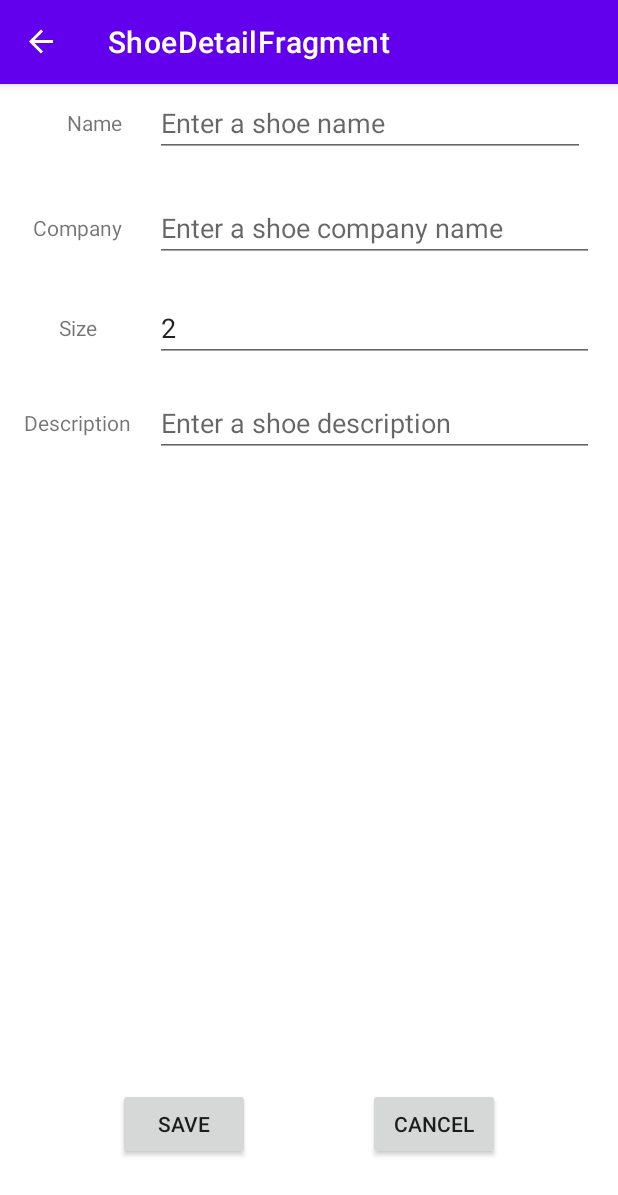
After one commit to graffiti75/ShoeStoreInventoryApp, an Android app: the ShoeDetailFragment screen opened through its navigation route, on a phone screen of 412 x 824 dp. The commit adds this screen. Shown: the top 1195 px of the screen. Run offline under Robolectric (Android 15) with nearby library versions, the phone set to English and light mode, and no system bars; our stand-ins replace data binding, navigation-ui.

Commit message:
Shoe Detail screen created

```diff
--- /dev/null
+++ b/app/src/main/java/com/graffiti75/shoedetail/ShoeDetailFragment.kt
@@ -0,0 +1,49 @@
+package com.graffiti75.shoedetail
+
+import android.os.Bundle
+import android.view.LayoutInflater
+import android.view.View
+import android.view.ViewGroup
+import android.widget.Toast
+import androidx.databinding.DataBindingUtil
+import androidx.fragment.app.Fragment
+import androidx.navigation.fragment.findNavController
+import com.graffiti75.shoestore.R
+import com.graffiti75.shoestore.databinding.FragmentShoeDetailBinding
+
+class ShoeDetailFragment : Fragment() {
+
+    override fun onCreateView(
+        inflater: LayoutInflater, container: ViewGroup?,
+        savedInstanceState: Bundle?
+    ): View? {
+        val binding: FragmentShoeDetailBinding = DataBindingUtil.inflate(
+            inflater, R.layout.fragment_shoe_detail, container, false
+        )
+
+        var name = ""
+        var company = ""
+        var size = -1
+
+        binding.cancelButton.setOnClickListener {
+            findNavController().navigate(ShoeDetailFragmentDirections.actionShoeDetailFragmentToShoeListFragment(
+                name,
+                company,
+                size.toString().toInt()
+            ))
+        }
+
+        binding.saveButton.setOnClickListener {
+            name = binding.shoeNameEditText.text.toString()
+            company = binding.shoeCompanyEditText.text.toString()
+            size = binding.shoeSizeEditText.text.toString().toInt()
+            findNavController().navigate(ShoeDetailFragmentDirections.actionShoeDetailFragmentToShoeListFragment(
+                name,
+                company,
+                size
+            ))
+        }
+
+        return binding.root
+    }
+}
--- /dev/null
+++ b/app/src/main/java/com/graffiti75/shoestore/Shoe.kt
@@ -0,0 +1,8 @@
+package com.graffiti75.shoestore
+
+data class Shoe(
+    var name: String = "",
+    var company: String = "",
+    var size: Int = 2,
+    var description: String = ""
+)
--- a/app/src/main/java/com/graffiti75/shoestore/instruction/InstructionFragment.kt
+++ b/app/src/main/java/com/graffiti75/shoestore/instruction/InstructionFragment.kt
@@ -22,7 +22,8 @@ class InstructionFragment : Fragment() {
         )
 
         binding.shoeListButton.setOnClickListener {
-            findNavController().navigate(InstructionFragmentDirections.actionInstructionFragmentToShoeListFragment())
+            findNavController().navigate(InstructionFragmentDirections
+                .actionInstructionFragmentToShoeListFragment("", "", -1))
         }
 
         return binding.root
--- a/app/src/main/java/com/graffiti75/shoestore/shoelist/ShoeListFragment.kt
+++ b/app/src/main/java/com/graffiti75/shoestore/shoelist/ShoeListFragment.kt
@@ -23,13 +23,18 @@ class ShoeListFragment : Fragment() {
         )
 
         binding.fab.setOnClickListener {
-//            findNavController().navigate(ShoeListFragmentDirections.actionWelcomeFragmentToInstructionFragment())
-            Toast.makeText(requireActivity(), "---", Toast.LENGTH_LONG).show()
+            findNavController().navigate(ShoeListFragmentDirections.actionShoeListFragmentToShoeDetailFragment())
         }
 
         // The usage of an interface lets you inject your own implementation
         val menuHost: MenuHost = requireActivity()
         addMenu(menuHost)
+
+        val args = ShoeListFragmentArgs.fromBundle(requireArguments())
+        val name = args.name
+        val company = args.company
+        val size = args.size
+
         return binding.root
     }
 
--- /dev/null
+++ b/app/src/main/res/layout/fragment_shoe_detail.xml
@@ -0,0 +1,153 @@
+<?xml version="1.0" encoding="utf-8"?>
+<layout xmlns:android="http://schemas.android.com/apk/res/android"
+    xmlns:app="http://schemas.android.com/apk/res-auto"
+    xmlns:tools="http://schemas.android.com/tools">
+
+    <data></data>
+
+    <androidx.constraintlayout.widget.ConstraintLayout
+        android:layout_width="match_parent"
+        android:layout_height="match_parent"
+        tools:context=".shoedetail.ShoeDetailFragment">
+
+        <TextView
+            android:id="@+id/shoe_name__text_view"
+            android:layout_width="wrap_content"
+            android:layout_height="wrap_content"
+            android:layout_marginStart="16dp"
+            android:layout_marginTop="16dp"
+            android:layout_marginEnd="16dp"
+            android:text="@string/shoe_name_label"
+            app:layout_constraintEnd_toStartOf="@+id/shoe_name__edit_text"
+            app:layout_constraintStart_toStartOf="@+id/shoe_company__text_view"
+            app:layout_constraintTop_toTopOf="parent" />
+
+        <EditText
+            android:id="@+id/shoe_name__edit_text"
+            android:layout_width="0dp"
+            android:layout_height="wrap_content"
+            android:layout_marginEnd="16dp"
+            android:ems="10"
+            android:hint="@string/shoe_name_hint"
+            android:inputType="textPersonName"
+            app:layout_constraintBottom_toBottomOf="@+id/shoe_name__text_view"
+            app:layout_constraintEnd_toEndOf="parent"
+            app:layout_constraintHorizontal_bias="0.2"
+            app:layout_constraintStart_toEndOf="@+id/shoe_name__text_view"
+            app:layout_constraintTop_toTopOf="@+id/shoe_name__text_view" />
+
+        <TextView
+            android:id="@+id/shoe_company__text_view"
+            android:layout_width="wrap_content"
+            android:layout_height="wrap_content"
+            android:layout_marginStart="16dp"
+            android:layout_marginTop="16dp"
+            android:layout_marginEnd="16dp"
+            android:text="@string/shoe_company_label"
+            app:layout_constraintBottom_toBottomOf="parent"
+            app:layout_constraintEnd_toStartOf="@+id/shoe_company__edit_text"
+            app:layout_constraintStart_toStartOf="parent"
+            app:layout_constraintTop_toBottomOf="@+id/shoe_name__text_view"
+            app:layout_constraintVertical_bias="0.05" />
+
+        <EditText
+            android:id="@+id/shoe_company__edit_text"
+            android:layout_width="0dp"
+            android:layout_height="wrap_content"
+            android:layout_marginEnd="16dp"
+            android:ems="10"
+            android:hint="@string/shoe_company_hint"
+            android:inputType="textPersonName"
+            app:layout_constraintBottom_toBottomOf="@+id/shoe_company__text_view"
+            app:layout_constraintEnd_toEndOf="parent"
+            app:layout_constraintHorizontal_bias="0.2"
+            app:layout_constraintStart_toEndOf="@+id/shoe_company__text_view"
+            app:layout_constraintStart_toStartOf="@+id/shoe_name__edit_text"
+            app:layout_constraintTop_toTopOf="@+id/shoe_company__text_view" />
+
+        <TextView
+            android:id="@+id/shoe_size__text_view"
+            android:layout_width="wrap_content"
+            android:layout_height="wrap_content"
+            android:layout_marginStart="16dp"
+            android:layout_marginTop="16dp"
+            android:layout_marginEnd="16dp"
+            android:text="@string/shoe_size_label"
+            app:layout_constraintBottom_toBottomOf="parent"
+            app:layout_constraintEnd_toStartOf="@+id/shoe_size__edit_text"
+            app:layout_constraintStart_toStartOf="parent"
+            app:layout_constraintTop_toBottomOf="@+id/shoe_company__text_view"
+            app:layout_constraintVertical_bias="0.05" />
+
+        <EditText
+            android:id="@+id/shoe_size__edit_text"
+            android:layout_width="0dp"
+            android:layout_height="wrap_content"
+            android:layout_marginEnd="16dp"
+            android:ems="10"
+            android:text="2"
+            android:hint="@string/shoe_size_hint"
+            android:inputType="number"
+            app:layout_constraintBottom_toBottomOf="@+id/shoe_size__text_view"
+            app:layout_constraintEnd_toEndOf="parent"
+            app:layout_constraintHorizontal_bias="0.2"
+            app:layout_constraintStart_toEndOf="@+id/shoe_size__text_view"
+            app:layout_constraintStart_toStartOf="@+id/shoe_company__edit_text"
+            app:layout_constraintTop_toTopOf="@+id/shoe_size__text_view" />
+
+        <TextView
+            android:id="@+id/shoe_description__text_view"
+            android:layout_width="wrap_content"
+            android:layout_height="wrap_content"
+            android:layout_marginStart="16dp"
+            android:layout_marginTop="16dp"
+            android:layout_marginEnd="16dp"
+            android:text="@string/shoe_description_label"
+            app:layout_constraintBottom_toBottomOf="parent"
+            app:layout_constraintEnd_toStartOf="@+id/shoe_description__edit_text"
+            app:layout_constraintStart_toStartOf="parent"
+            app:layout_constraintTop_toBottomOf="@+id/shoe_size__text_view"
+            app:layout_constraintVertical_bias="0.05" />
+
+        <EditText
+            android:id="@+id/shoe_description__edit_text"
+            android:layout_width="0dp"
+            android:layout_height="wrap_content"
+            android:layout_marginEnd="16dp"
+            android:ems="10"
+            android:hint="@string/shoe_description_hint"
+            android:inputType="number"
+            app:layout_constraintBottom_toBottomOf="@+id/shoe_description__text_view"
+            app:layout_constraintEnd_toEndOf="parent"
+            app:layout_constraintHorizontal_bias="0.2"
+            app:layout_constraintStart_toEndOf="@+id/shoe_description__text_view"
+            app:layout_constraintStart_toStartOf="@+id/shoe_size__edit_text"
+            app:layout_constraintTop_toTopOf="@+id/shoe_description__text_view" />
+
+        <androidx.constraintlayout.widget.Guideline
+            android:id="@+id/guideline"
+            android:layout_width="wrap_content"
+            android:layout_height="wrap_content"
+            android:orientation="horizontal"
+            app:layout_constraintGuide_end="150dp" />
+
+        <androidx.appcompat.widget.AppCompatButton
+            android:id="@+id/cancel__button"
+            android:layout_width="wrap_content"
+            android:layout_height="wrap_content"
+            android:text="@string/cancel"
+            app:layout_constraintEnd_toEndOf="parent"
+            app:layout_constraintStart_toEndOf="@+id/save__button"
+            app:layout_constraintTop_toTopOf="@+id/save__button" />
+
+        <androidx.appcompat.widget.AppCompatButton
+            android:id="@+id/save__button"
+            android:layout_width="wrap_content"
+            android:layout_height="wrap_content"
+            android:text="@string/save"
+            app:layout_constraintBottom_toBottomOf="parent"
+            app:layout_constraintEnd_toStartOf="@+id/cancel__button"
+            app:layout_constraintStart_toStartOf="parent"
+            app:layout_constraintTop_toTopOf="@+id/guideline" />
+    </androidx.constraintlayout.widget.ConstraintLayout>
+</layout>
--- a/app/src/main/res/navigation/navigation.xml
+++ b/app/src/main/res/navigation/navigation.xml
@@ -35,9 +35,30 @@
         android:id="@+id/shoeListFragment"
         android:name="com.graffiti75.shoestore.shoelist.ShoeListFragment"
         android:label="ShoeListFragment"
-        tools:layout="@layout/fragment_shoe_list" >
+        tools:layout="@layout/fragment_shoe_list">
         <action
             android:id="@+id/action_shoeListFragment_to_loginFragment"
             app:destination="@id/loginFragment" />
+        <action
+            android:id="@+id/action_shoeListFragment_to_shoeDetailFragment"
+            app:destination="@id/shoeDetailFragment" />
+        <argument
+            android:name="name"
+            app:argType="string" />
+        <argument
+            android:name="company"
+            app:argType="string" />
+        <argument
+            android:name="size"
+            app:argType="integer" />
+    </fragment>
+    <fragment
+        android:id="@+id/shoeDetailFragment"
+        android:name="com.graffiti75.shoedetail.ShoeDetailFragment"
+        android:label="ShoeDetailFragment"
+        tools:layout="@layout/fragment_shoe_detail" >
+        <action
+            android:id="@+id/action_shoeDetailFragment_to_shoeListFragment"
+            app:destination="@id/shoeListFragment" />
     </fragment>
 </navigation>
--- a/app/src/main/res/values/strings.xml
+++ b/app/src/main/res/values/strings.xml
@@ -8,9 +8,20 @@
     <string name="instructions">Instructions</string>
     <string name="next_screen">Next Screen</string>
     <string name="go_to_next_screen">Click into button below to go to the next screen</string>
-    <!-- TODO: Remove or change this placeholder text -->
+
     <string name="hello_blank_fragment">Hello blank fragment</string>
     <string name="fab_description">Navigate to the shoe detail screen</string>
     <string name="logout">Logout</string>
     <string name="login">Login</string>
+
+    <string name="shoe_name_label">Name</string>
+    <string name="shoe_name_hint">Enter a shoe name</string>
+    <string name="shoe_company_label">Company</string>
+    <string name="shoe_company_hint">Enter a shoe company name</string>
+    <string name="shoe_size_label">Size</string>
+    <string name="shoe_size_hint">Enter a shoe size</string>
+    <string name="shoe_description_label">Description</string>
+    <string name="shoe_description_hint">Enter a shoe description</string>
+    <string name="cancel">Cancel</string>
+    <string name="save">Save</string>
 </resources>
```
